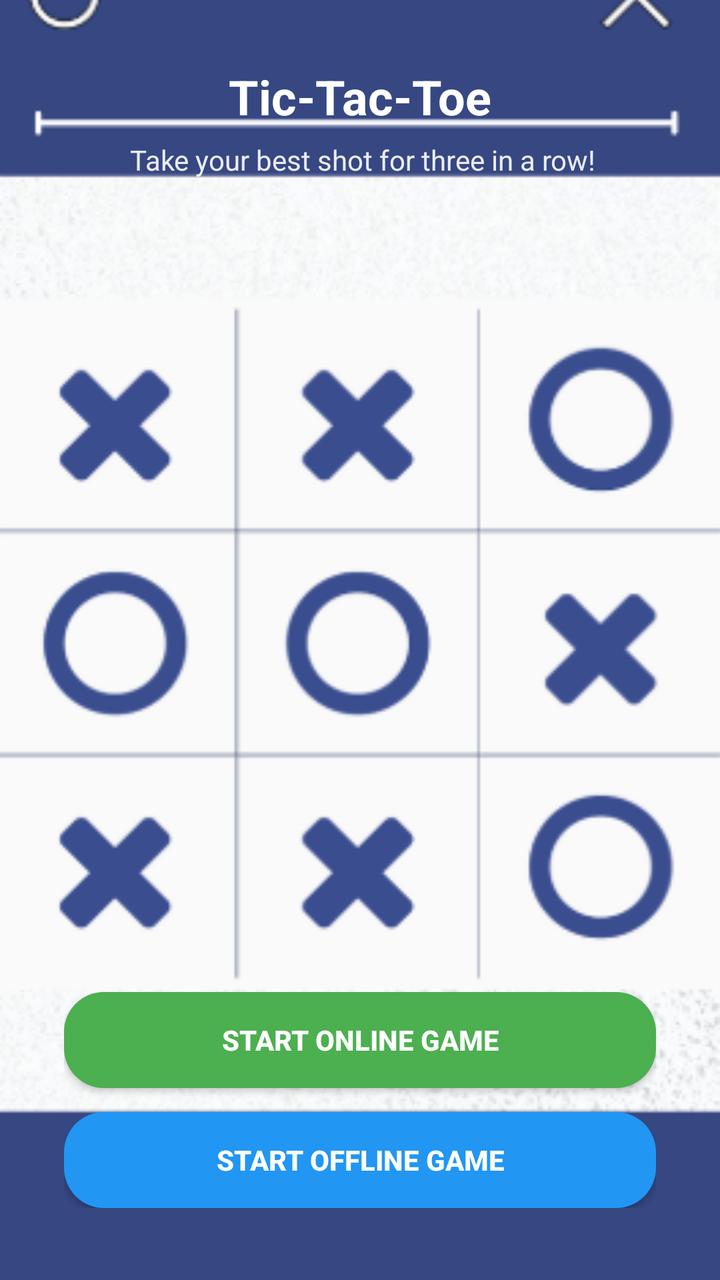
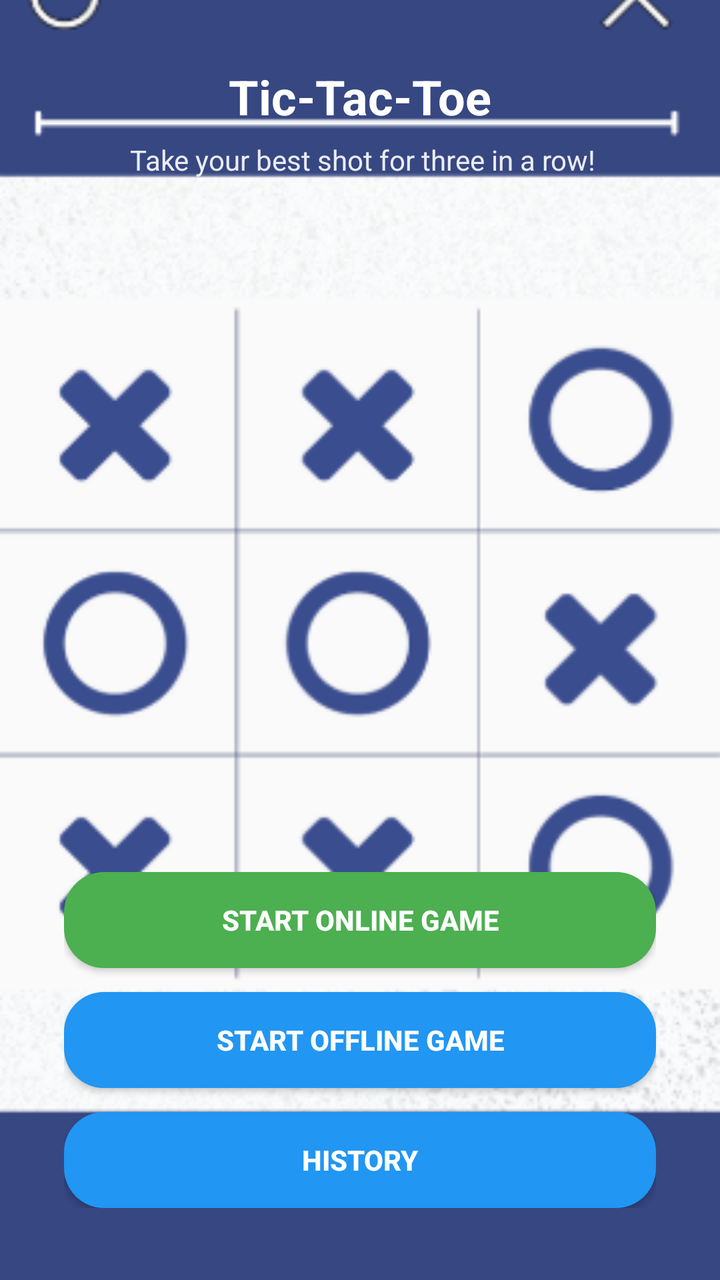

An Android layout rendered at two revisions. The XML below is the earlier revision; the diff shows what the commit changed to produce the second picture.
<!-- AndroidManifest.xml: application theme Theme.Bluetooth -->
<!-- res/layout/game_selector.xml -->
<?xml version="1.0" encoding="utf-8"?>
<FrameLayout xmlns:android="http://schemas.android.com/apk/res/android"
    android:layout_width="match_parent"
    android:layout_height="match_parent">

    
    <ImageView
        android:id="@+id/bgImage"
        android:layout_width="match_parent"
        android:layout_height="match_parent"
        android:src="@drawable/home_screen"
        android:scaleType="centerCrop"
        android:contentDescription="@null" />

    
    <RelativeLayout
        android:layout_width="match_parent"
        android:layout_height="match_parent"
        android:padding="24dp">

        
        <LinearLayout
            android:id="@+id/titleBlock"
            android:layout_width="match_parent"
            android:layout_height="wrap_content"
            android:layout_alignParentTop="true"
            android:orientation="vertical"
            android:gravity="center"
            android:paddingTop="8dp">

            <TextView
                android:id="@+id/title"
                android:layout_width="wrap_content"
                android:layout_height="wrap_content"
                android:text="Tic-Tac-Toe"
                android:textStyle="bold"
                android:textSize="24sp"
                android:textColor="@android:color/white" />

            <TextView
                android:id="@+id/subtitle"
                android:layout_width="wrap_content"
                android:layout_height="wrap_content"
                android:text=" Take your best shot for three in a row!"
                android:textSize="14sp"
                android:textColor="@android:color/white"
                android:alpha="0.9"
                android:paddingTop="6dp" />
        </LinearLayout>

        
        <LinearLayout
            android:id="@+id/buttonPanel"
            android:layout_width="match_parent"
            android:layout_height="wrap_content"
            android:layout_alignParentBottom="true"
            android:layout_marginTop="250dp"
            android:orientation="vertical"
            android:paddingLeft="8dp"
            android:paddingRight="8dp"
            android:paddingBottom="12dp">

            <Button
                android:id="@+id/online_game"
                android:layout_width="match_parent"
                android:layout_height="wrap_content"
                android:text="START ONLINE GAME"
                android:textAllCaps="true"
                android:textStyle="bold"
                android:textColor="@android:color/white"
                android:background="@drawable/btn_primary_bg"
                android:paddingTop="14dp"
                android:paddingBottom="14dp" />

            <Space
                android:layout_width="match_parent"
                android:layout_height="12dp" />

            <Button
                android:id="@+id/offline_game"
                android:layout_width="match_parent"
                android:layout_height="wrap_content"
                android:text="START OFFLINE GAME"
                android:textAllCaps="true"
                android:textStyle="bold"
                android:textColor="@android:color/white"
                android:background="@drawable/btn_secondary_bg"
                android:paddingTop="14dp"
                android:paddingBottom="14dp" />
        </LinearLayout>

    </RelativeLayout>
</FrameLayout>
<!-- resources referenced by this layout -->
<resources>
  <!-- drawable btn_primary_bg (drawable) -->
  <?xml version="1.0" encoding="utf-8"?>
  <shape xmlns:android="http://schemas.android.com/apk/res/android">
      <solid android:color="#4CAF50"/>
      <corners android:radius="20dp"/>
      <padding android:left="12dp" android:top="8dp" android:right="12dp" android:bottom="8dp"/>
  </shape>
  <!-- drawable btn_secondary_bg (drawable) -->
  <?xml version="1.0" encoding="utf-8"?>
  <ripple xmlns:android="http://schemas.android.com/apk/res/android"
      android:color="#332196F3"> 
      <item>
          <shape>
              <solid android:color="#2196F3"/>   
              <corners android:radius="20dp"/>
              <padding
                  android:left="12dp"
                  android:top="10dp"
                  android:right="12dp"
                  android:bottom="10dp"/>
          </shape>
      </item>
  </ripple>
  <!-- drawable home_screen: png bitmap (drawable, 54413 bytes) -->
  <style name="Theme.Bluetooth" parent="android:Theme.Material.Light.NoActionBar" />
</resources>

<!-- the commit's change to res/layout/game_selector.xml (unified diff, before → after) -->
@@ -87,6 +87,22 @@
                 android:background="@drawable/btn_secondary_bg"
                 android:paddingTop="14dp"
                 android:paddingBottom="14dp" />
+
+            <Space
+                android:layout_width="match_parent"
+                android:layout_height="12dp" />
+
+            <Button
+                android:id="@+id/history"
+                android:layout_width="match_parent"
+                android:layout_height="wrap_content"
+                android:background="@drawable/btn_secondary_bg"
+                android:paddingTop="14dp"
+                android:paddingBottom="14dp"
+                android:text="HISTORY"
+                android:textAllCaps="true"
+                android:textColor="@android:color/white"
+                android:textStyle="bold" />
         </LinearLayout>
 
     </RelativeLayout>
